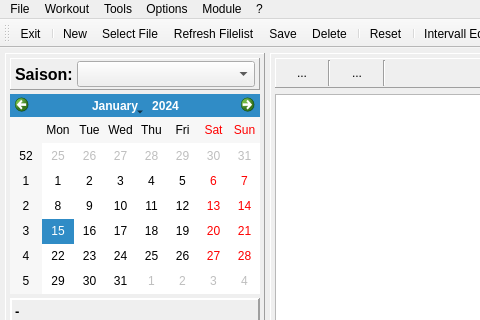
Above: mainwindow.ui from Tria-Andy/WorkoutEditor before the change; both pictures show x 0 to 480 and y 0 to 320 of the 1234 by 766 pixel window. Below: the same form after it.
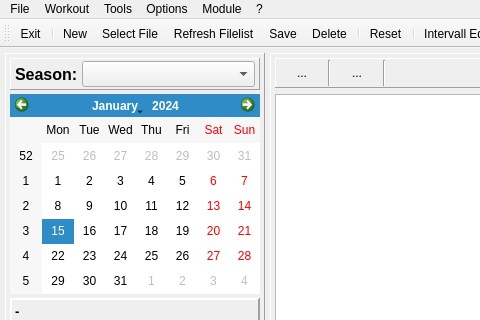
That is the form after the change. Icons and pictures are not drawn. Custom widgets are drawn as their Qt base class.

Commit message: Change season labels

Patch:
```diff
--- a/mainwindow.ui
+++ b/mainwindow.ui
@@ -155,7 +155,7 @@
                  </font>
                 </property>
                 <property name="text">
-                 <string>Saison:</string>
+                 <string>Season:</string>
                 </property>
                </widget>
               </item>
```
